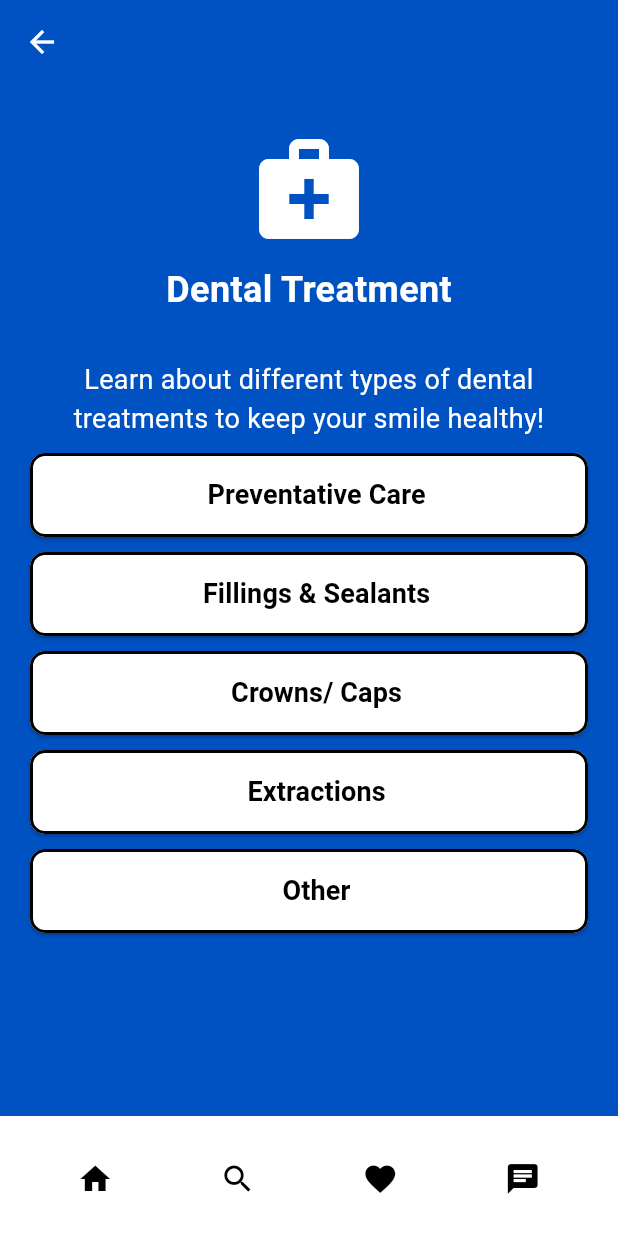
After one commit to rileymck/BrightBite, a Flutter app: the DentalTreatmentPage screen opened directly, on a phone screen of 412 x 824 dp. The commit adds this screen. Shown: the top 1233 px of the screen. Run offline on Flutter 3.47's test engine with Material 3 defaults, Android fonts, the phone set to English and light mode, and no system bars; Roboto replaces fonts that are missing (Source Serif Pro).

Commit message:
dentalTreatment

```diff
--- /dev/null
+++ b/lib/dental_treatment_page.dart
@@ -0,0 +1,217 @@
+import 'package:flutter/material.dart';
+import 'bottom_nav_bar.dart'; // Import BottomNavBar
+
+
+class DentalTreatmentPage extends StatelessWidget {
+  const DentalTreatmentPage({super.key});
+
+  @override
+  Widget build(BuildContext context) {
+    return Scaffold(
+      appBar: AppBar(
+        title: const Text(
+          '',
+          style: TextStyle(
+            fontFamily: 'Source Serif Pro',
+            fontWeight: FontWeight.bold,
+          ),
+        ),
+        backgroundColor: const Color(0xFF0051C1),
+        elevation: 0,
+        leading: IconButton(
+          icon: const Icon(Icons.arrow_back, color: Colors.white),
+          onPressed: () => Navigator.of(context).pop(),
+        ),
+      ),
+      backgroundColor: const Color(0xFF0051C1), // Match Smile Academy's background
+      body: SingleChildScrollView(
+        child: Padding(
+          padding: const EdgeInsets.symmetric(horizontal: 20, vertical: 30),
+          child: Column(
+            crossAxisAlignment: CrossAxisAlignment.center,
+            children: [
+              const Icon(
+                Icons.medical_services, // Dental icon
+                size: 80,
+                color: Colors.white,
+              ),
+              const SizedBox(height: 10),
+              const Text(
+                'Dental Treatment',
+                style: TextStyle(
+                  fontSize: 24,
+                  color: Colors.white,
+                  fontWeight: FontWeight.bold,
+                  fontFamily: 'Source Serif Pro',
+                ),
+              ),
+              const SizedBox(height: 30),
+              const Text(
+                'Learn about different types of dental treatments to keep your smile healthy!',
+                textAlign: TextAlign.center,
+                style: TextStyle(
+                  fontSize: 18,
+                  color: Colors.white,
+                  fontFamily: 'Source Serif Pro',
+                ),
+              ),
+              const SizedBox(height: 10),
+              _buildInfoCard(context, 'Preventative Care'),
+              const SizedBox(height: 10),
+              _buildInfoCard(context, 'Fillings & Sealants'),
+              const SizedBox(height: 10),
+              _buildInfoCard(context, 'Crowns/ Caps'),
+              const SizedBox(height: 10),
+              _buildInfoCard(context, 'Extractions'),
+              const SizedBox(height: 10),
+              _buildInfoCard(context, 'Other'),
+            ],
+          ),
+        ),
+      ),
+      bottomNavigationBar: const BottomNavBar(), // ✅ BottomNavBar for consistency
+    );
+  }
+
+  Widget _buildInfoCard(BuildContext context, String title) {
+    return SizedBox(
+      width: double.infinity,
+      child: ElevatedButton(
+        style: ElevatedButton.styleFrom(
+          backgroundColor: Colors.white,
+          padding: const EdgeInsets.symmetric(vertical: 15),
+          shape: RoundedRectangleBorder(
+            borderRadius: BorderRadius.circular(10),
+            side: const BorderSide(color: Colors.black, width: 2),
+          ),
+        ),
+        onPressed: () {},
+        child: Row(
+          mainAxisAlignment: MainAxisAlignment.center,
+          children: [
+            const SizedBox(width: 10),
+            Text(
+              title,
+              style: const TextStyle(
+                color: Colors.black,
+                fontSize: 18,
+                fontWeight: FontWeight.bold,
+                fontFamily: 'Source Serif Pro',
+              ),
+            ),
+          ],
+        ),
+      ),
+    );
+  }
+}
+
+
+
+// import 'package:flutter/material.dart';
+// import 'bottom_nav_bar.dart'; // Import BottomNavBar
+
+// class DentalTreatmentPage extends StatelessWidget {
+//   const DentalTreatmentPage({super.key});
+
+//   @override
+//   Widget build(BuildContext context) {
+//     return Scaffold(
+//       appBar: AppBar(
+//         title: const Text(
+//           '',
+//           style: TextStyle(
+//             fontFamily: 'Source Serif Pro',
+//             fontWeight: FontWeight.bold,
+//           ),
+//         ),
+//         backgroundColor: const Color(0xFF0051C1),
+//         elevation: 0,
+//         leading: IconButton(
+//           icon: const Icon(Icons.arrow_back, color: Colors.white),
+//           onPressed: () => Navigator.of(context).pop(),
+//         ),
+//       ),
+//       backgroundColor: const Color(0xFF0051C1), // Match Smile Academy's background
+//       body: Padding(
+//         padding: const EdgeInsets.symmetric(horizontal: 20, vertical: 30),
+//         child: Column(
+//           crossAxisAlignment: CrossAxisAlignment.center,
+//           children: [
+//             const Icon(
+//               Icons.medical_services, // Dental icon
+//               size: 80,
+//               color: Colors.white,
+//             ),
+//             const SizedBox(height: 10),
+//             const Text(
+//               'Dental Treatment',
+//               style: TextStyle(
+//                 fontSize: 24,
+//                 color: Colors.white,
+//                 fontWeight: FontWeight.bold,
+//                 fontFamily: 'Source Serif Pro',
+//               ),
+//             ),
+//             const SizedBox(height: 30),
+//             const Text(
+//               'Learn about different types of dental treatments to keep your smile healthy!',
+//               textAlign: TextAlign.center,
+//               style: TextStyle(
+//                 fontSize: 18,
+//                 color: Colors.white,
+//                 fontFamily: 'Source Serif Pro',
+//               ),
+//             ),
+//             const SizedBox(height: 10),
+//             _buildInfoCard(context, 'Preventative Care'),
+//             const SizedBox(height: 10),
+//             _buildInfoCard(context, 'Fillings & Sealants'),
+//             const SizedBox(height: 10),
+//             _buildInfoCard(context, 'Crowns/ Caps'),
+//             const SizedBox(height: 10),
+//             _buildInfoCard(context, 'Extractions'),
+//             const SizedBox(height: 10),
+//             _buildInfoCard(context, 'Other'),
+//           ],
+//         ),
+//       ),
+//       bottomNavigationBar: const BottomNavBar(), // ✅ BottomNavBar for consistency
+//     );
+//   }
+
+//  // Helper function to build a menu button
+//   Widget _buildInfoCard(BuildContext context, String title) {
+//     return SizedBox(
+//       width: double.infinity,
+//       child: ElevatedButton(
+//         style: ElevatedButton.styleFrom(
+//           backgroundColor: Colors.white,
+//           padding: const EdgeInsets.symmetric(vertical: 15),
+//           shape: RoundedRectangleBorder(
+//             borderRadius: BorderRadius.circular(10),
+//             side: const BorderSide(color: Colors.black, width: 2),
+//           ),
+//         ),
+//         onPressed: () {
+//         },
+//         child: Row(
+//           mainAxisAlignment: MainAxisAlignment.center,
+//           children: [
+//             //Icon(icon, color: Colors.black),
+//             const SizedBox(width: 10),
+//             Text(
+//               title,
+//               style: const TextStyle(
+//                 color: Colors.black,
+//                 fontSize: 18,
+//                 fontWeight: FontWeight.bold,
+//                 fontFamily: 'Source Serif Pro',
+//               ),
+//             ),
+//           ],
+//         ),
+//       ),
+//     );
+//   }
+// }
--- a/lib/smile_academy.dart
+++ b/lib/smile_academy.dart
@@ -1,5 +1,6 @@
 import 'package:flutter/material.dart';
 import 'bottom_nav_bar.dart'; // ✅ Import BottomNavBar
+import 'dental_treatment_page.dart';  //Importd dental treatment page
 
 class SmileAcademy extends StatelessWidget {
   const SmileAcademy({super.key});
@@ -44,11 +45,11 @@ class SmileAcademy extends StatelessWidget {
               ),
             ),
             const SizedBox(height: 30),
-            _buildMenuButton(context, 'Oral Hygiene', Icons.clean_hands),
+            _buildMenuButton(context, 'Oral Hygiene', Icons.clean_hands, null),
             const SizedBox(height: 15),
-            _buildMenuButton(context, 'Dental Treatment', Icons.medical_services),
+            _buildMenuButton(context, 'Dental Treatment', Icons.medical_services, DentalTreatmentPage()),  // Added DentalT..P.. to link
             const SizedBox(height: 15),
-            _buildMenuButton(context, 'Life Stages', Icons.cake),
+            _buildMenuButton(context, 'Life Stages', Icons.cake, null),
           ],
         ),
       ),
@@ -57,7 +58,7 @@ class SmileAcademy extends StatelessWidget {
   }
 
   // Helper function to build a menu button
-  Widget _buildMenuButton(BuildContext context, String title, IconData icon) {
+  Widget _buildMenuButton(BuildContext context, String title, IconData icon, Widget? page) {
     return SizedBox(
       width: double.infinity,
       child: ElevatedButton(
@@ -70,6 +71,12 @@ class SmileAcademy extends StatelessWidget {
           ),
         ),
         onPressed: () {
+          if (title == 'Dental Treatment') {
+            Navigator.push(
+              context,
+              MaterialPageRoute(builder: (context) => const DentalTreatmentPage()),
+          );
+        }
           // TODO: Navigate to respective page
         },
         child: Row(
```
Also changed, not shown: pubspec.lock.
